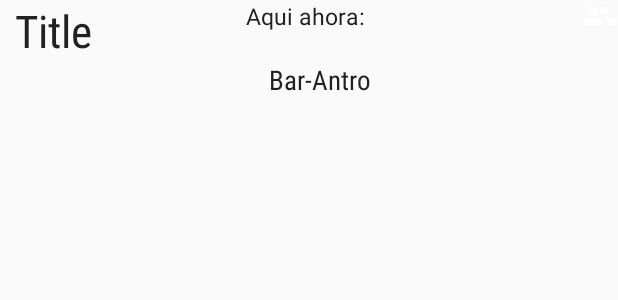
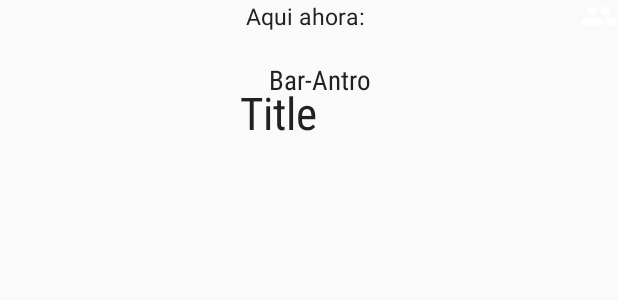
Before and after one commit to RightNight/RightNight-android, an Android app: the layout item_venue_info_window.xml on its own in the app's theme, with its tools: preview values and no code run, on a phone screen of 412 x 824 dp. Shown: the top 300 px of the screen. Run offline under Robolectric (Android 15) with nearby library versions, the phone set to English and light mode, and no system bars; plain views replace SimpleDraweeView.

```diff
--- a/app/src/main/res/layout/item_venue_info_window.xml
+++ b/app/src/main/res/layout/item_venue_info_window.xml
@@ -28,10 +28,10 @@
         android:textColor="@color/text_primary_black"
         android:textSize="@dimen/listview_nameBar"
         android:text="Title"
-        android:layout_alignParentTop="true"
         android:paddingLeft="10dp"
-        android:layout_toRightOf="@+id/img_club"
-        android:layout_toEndOf="@+id/img_club" />
+        android:layout_centerVertical="true"
+        android:layout_toRightOf="@+id/window_img_club"
+        android:layout_toEndOf="@+id/window_img_club" />
 
     <TextView
         android:id="@+id/venue_categorie"
```
Also changed, not shown: app/src/main/java/mx/example/ruben/stir/app/ui/fragments/MapFragment.java (+6 -3 lines).
